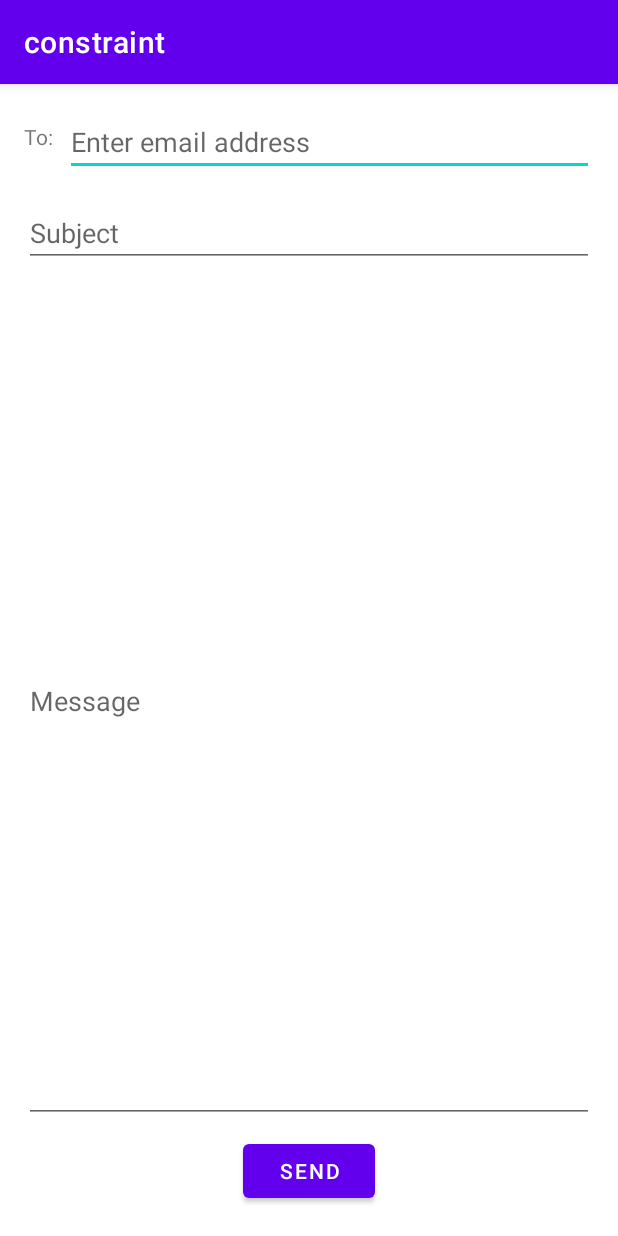
After one commit to cristian-avendano/constraint, an Android app: the RealActivity screen opened directly, with no data from a screen before it, on a phone screen of 412 x 824 dp. The commit adds this screen. Run offline under Robolectric (Android 15) with nearby library versions, the phone set to English and light mode, and no system bars.

Commit message:
Add RealActivity and fix quality isues

```diff
--- a/app/src/main/AndroidManifest.xml
+++ b/app/src/main/AndroidManifest.xml
@@ -9,9 +9,11 @@
         android:roundIcon="@mipmap/ic_launcher_round"
         android:supportsRtl="true"
         android:theme="@style/Theme.Constraint">
+        <activity android:name=".RealActivity"></activity>
         <activity android:name=".MainActivity">
             <intent-filter>
                 <action android:name="android.intent.action.MAIN" />
+
                 <category android:name="android.intent.category.LAUNCHER" />
             </intent-filter>
         </activity>
--- a/app/src/main/java/com/example/constraint/MainActivity.java
+++ b/app/src/main/java/com/example/constraint/MainActivity.java
@@ -36,6 +36,11 @@ public class MainActivity extends AppCompatActivity {
             case "4":
                 intent = new Intent(this, Excercise4.class);
                 startActivity(intent);
+                break;
+            case "5":
+                intent = new Intent(this, RealActivity.class);
+                startActivity(intent);
+                break;
             default:
                 TextView text = findViewById(R.id.textView);
                 text.setText("Ejercicio no encontrado");
--- /dev/null
+++ b/app/src/main/java/com/example/constraint/RealActivity.java
@@ -0,0 +1,14 @@
+package com.example.constraint;
+
+import androidx.appcompat.app.AppCompatActivity;
+
+import android.os.Bundle;
+
+public class RealActivity extends AppCompatActivity {
+
+    @Override
+    protected void onCreate(Bundle savedInstanceState) {
+        super.onCreate(savedInstanceState);
+        setContentView(R.layout.activity_real);
+    }
+}
--- /dev/null
+++ b/app/src/main/res/layout/activity_real.xml
@@ -0,0 +1,77 @@
+<?xml version="1.0" encoding="utf-8"?>
+<androidx.constraintlayout.widget.ConstraintLayout xmlns:android="http://schemas.android.com/apk/res/android"
+    xmlns:app="http://schemas.android.com/apk/res-auto"
+    xmlns:tools="http://schemas.android.com/tools"
+    android:layout_width="match_parent"
+    android:layout_height="match_parent"
+    android:textAlignment="center"
+    tools:context=".RealActivity">
+
+    <TextView
+        android:id="@+id/textView2"
+        android:layout_width="wrap_content"
+        android:layout_height="wrap_content"
+        android:layout_centerHorizontal="true"
+        android:layout_centerVertical="true"
+        android:layout_marginStart="16dp"
+        android:layout_marginTop="25dp"
+        android:text="@string/to_label"
+        app:layout_constraintStart_toStartOf="parent"
+        app:layout_constraintTop_toTopOf="parent" />
+
+    <EditText
+        android:id="@+id/editTextTextEmailAddress"
+        android:layout_width="0dp"
+        android:layout_height="wrap_content"
+        android:layout_marginStart="8dp"
+        android:layout_marginTop="16dp"
+        android:layout_marginEnd="16dp"
+        android:ems="10"
+        android:hint="@string/email_hint"
+        android:inputType="textEmailAddress"
+        app:layout_constraintEnd_toEndOf="parent"
+        app:layout_constraintStart_toEndOf="@+id/textView2"
+        app:layout_constraintTop_toTopOf="parent" />
+
+    <EditText
+        android:id="@+id/editTextTextPersonName"
+        android:layout_width="0dp"
+        android:layout_height="wrap_content"
+        android:layout_marginStart="16dp"
+        android:layout_marginTop="15dp"
+        android:layout_marginEnd="16dp"
+        android:ems="10"
+        android:inputType="textPersonName"
+        android:hint="@string/subject_hint"
+        app:layout_constraintEnd_toEndOf="parent"
+        app:layout_constraintStart_toStartOf="parent"
+        app:layout_constraintTop_toBottomOf="@+id/editTextTextEmailAddress" />
+
+    <Button
+        android:id="@+id/button"
+        android:layout_width="wrap_content"
+        android:layout_height="wrap_content"
+        android:layout_marginBottom="19dp"
+        android:text="@string/send_button"
+        app:layout_constraintBottom_toBottomOf="parent"
+        app:layout_constraintEnd_toEndOf="parent"
+        app:layout_constraintStart_toStartOf="parent" />
+
+    <EditText
+        android:id="@+id/editTextTextPersonName2"
+        android:layout_width="0dp"
+        android:layout_height="0dp"
+        android:layout_marginStart="16dp"
+        android:layout_marginTop="8dp"
+        android:layout_marginEnd="16dp"
+        android:layout_marginBottom="8dp"
+        android:ems="10"
+        android:inputType="textPersonName"
+        android:hint="@string/message_hint"
+        android:textAlignment="textStart"
+        app:layout_constraintBottom_toTopOf="@+id/button"
+        app:layout_constraintEnd_toEndOf="parent"
+        app:layout_constraintHorizontal_bias="0.562"
+        app:layout_constraintStart_toStartOf="parent"
+        app:layout_constraintTop_toBottomOf="@+id/editTextTextPersonName" />
+</androidx.constraintlayout.widget.ConstraintLayout>
--- a/app/src/main/res/values/strings.xml
+++ b/app/src/main/res/values/strings.xml
@@ -12,5 +12,6 @@
         <item>2</item>
         <item>3</item>
         <item>4</item>
+        <item>5</item>
     </string-array>
 </resources>
```
